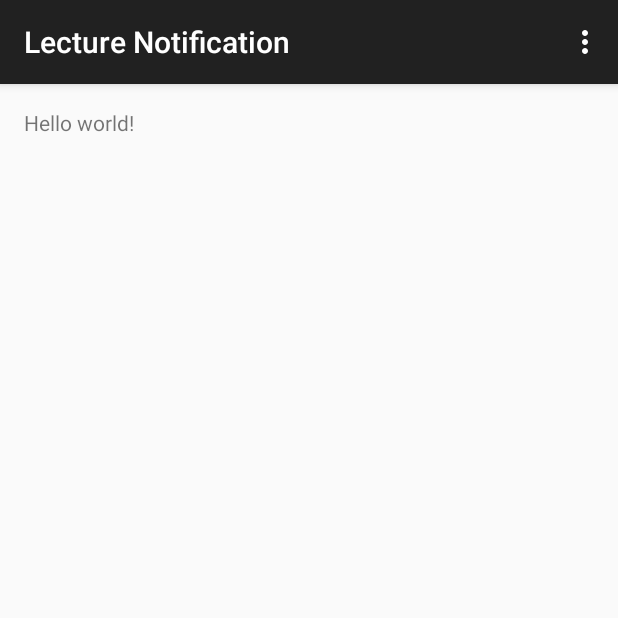
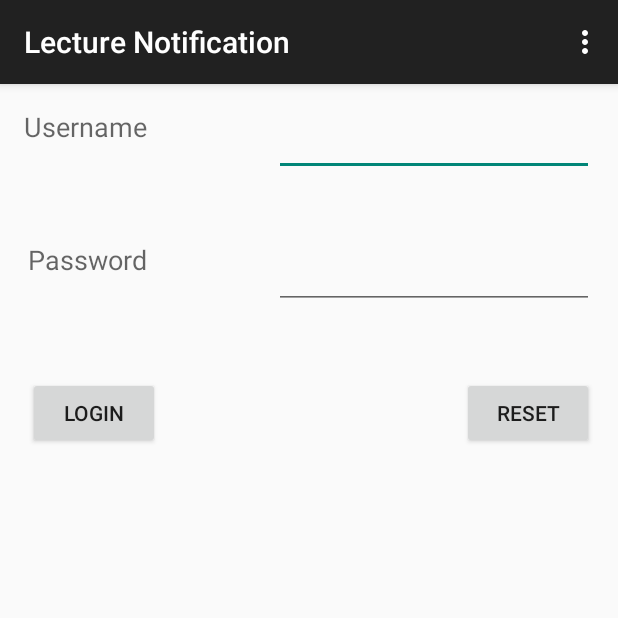
Before and after one commit to vinayshah/lecture-notification, an Android app: the screen it shows after launch (MainActivity), on a phone screen of 412 x 824 dp, the top half of it. Run offline under Robolectric (Android 15) with nearby library versions, the phone set to English and light mode, and no system bars.

Commit message:
LoginScreen
Login Screen

```diff
--- a/LectureNotification/app/src/main/res/layout/activity_main.xml
+++ b/LectureNotification/app/src/main/res/layout/activity_main.xml
@@ -5,7 +5,62 @@
     android:paddingTop="@dimen/activity_vertical_margin"
     android:paddingBottom="@dimen/activity_vertical_margin" tools:context=".MainActivity">
 
-    <TextView android:text="@string/hello_world" android:layout_width="wrap_content"
-        android:layout_height="wrap_content" />
+    <TextView
+        android:layout_width="wrap_content"
+        android:layout_height="wrap_content"
+        android:textAppearance="?android:attr/textAppearanceMedium"
+        android:text="Username"
+        android:id="@+id/textView"
+        android:layout_alignParentTop="true"
+        android:layout_alignParentLeft="true"
+        android:layout_alignParentStart="true" />
 
+    <EditText
+        android:layout_width="wrap_content"
+        android:layout_height="wrap_content"
+        android:id="@+id/editText"
+        android:ems="10"
+        android:layout_alignParentTop="true"
+        android:layout_alignParentRight="true"
+        android:layout_alignParentEnd="true" />
+
+    <TextView
+        android:layout_width="wrap_content"
+        android:layout_height="wrap_content"
+        android:textAppearance="?android:attr/textAppearanceMedium"
+        android:text="Password"
+        android:id="@+id/textView2"
+        android:layout_below="@+id/editText"
+        android:layout_alignRight="@+id/textView"
+        android:layout_alignEnd="@+id/textView"
+        android:layout_marginTop="43dp" />
+
+    <EditText
+        android:layout_width="wrap_content"
+        android:layout_height="wrap_content"
+        android:inputType="textPassword"
+        android:ems="10"
+        android:id="@+id/editText2"
+        android:layout_alignTop="@+id/textView2"
+        android:layout_alignLeft="@+id/editText"
+        android:layout_alignStart="@+id/editText" />
+
+    <Button
+        android:layout_width="wrap_content"
+        android:layout_height="wrap_content"
+        android:text="Login"
+        android:id="@+id/btnLogin"
+        android:layout_below="@+id/editText2"
+        android:layout_alignLeft="@+id/textView2"
+        android:layout_alignStart="@+id/textView2"
+        android:layout_marginTop="45dp" />
+
+    <Button
+        android:layout_width="wrap_content"
+        android:layout_height="wrap_content"
+        android:text="Reset"
+        android:id="@+id/btnReset"
+        android:layout_alignTop="@+id/btnLogin"
+        android:layout_alignRight="@+id/editText2"
+        android:layout_alignEnd="@+id/editText2" />
 </RelativeLayout>
```
Also changed, not shown: 2 other files.
